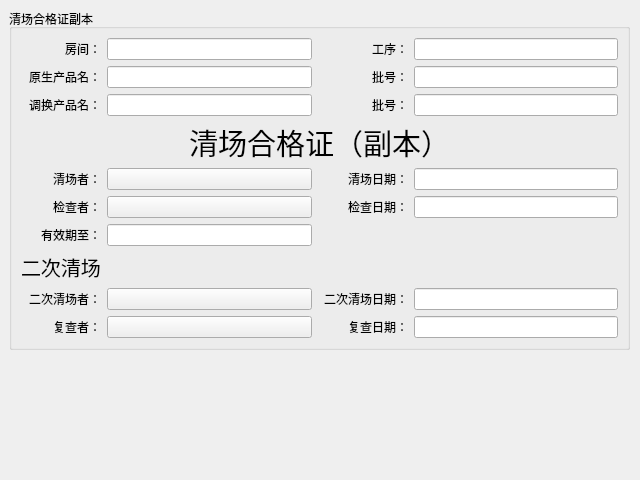
This is cleanfirmity/views/cleanconfirmity_copy.ui in zxcvbnmz0x/gmpsystem as Qt 5 draws it before an edit. The edited form follows.
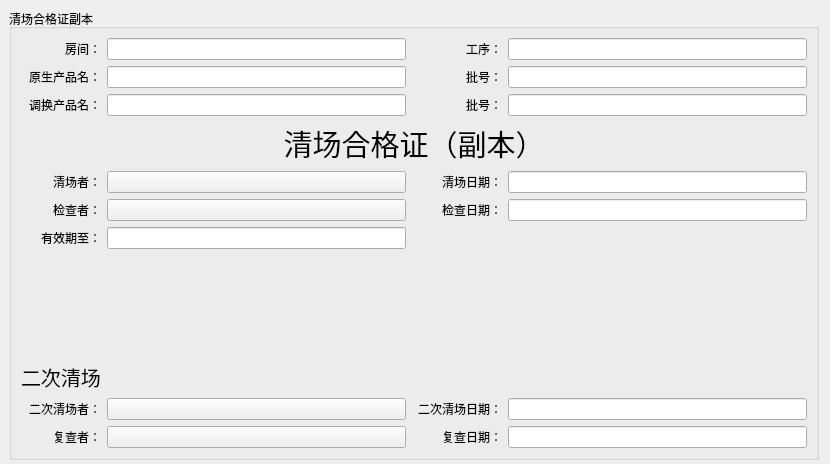
This is the edited form. Custom widgets are drawn as their Qt base class.

Patch:
```diff
--- a/cleanfirmity/views/cleanconfirmity_copy.ui
+++ b/cleanfirmity/views/cleanconfirmity_copy.ui
@@ -6,8 +6,8 @@
    <rect>
     <x>0</x>
     <y>0</y>
-    <width>640</width>
-    <height>480</height>
+    <width>830</width>
+    <height>464</height>
    </rect>
   </property>
   <property name="windowTitle">
@@ -18,8 +18,8 @@
     <rect>
      <x>9</x>
      <y>9</y>
-     <width>621</width>
-     <height>341</height>
+     <width>810</width>
+     <height>451</height>
     </rect>
    </property>
    <property name="title">
```
Left out of the diff: 204 changed lines with no effect on the pictures.
